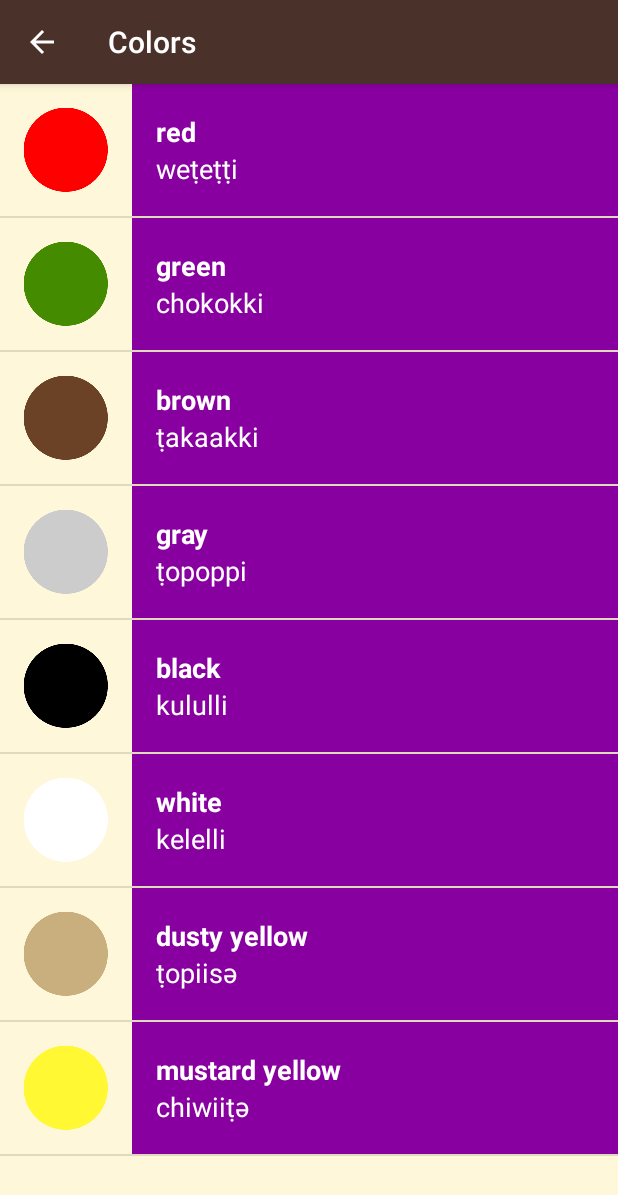
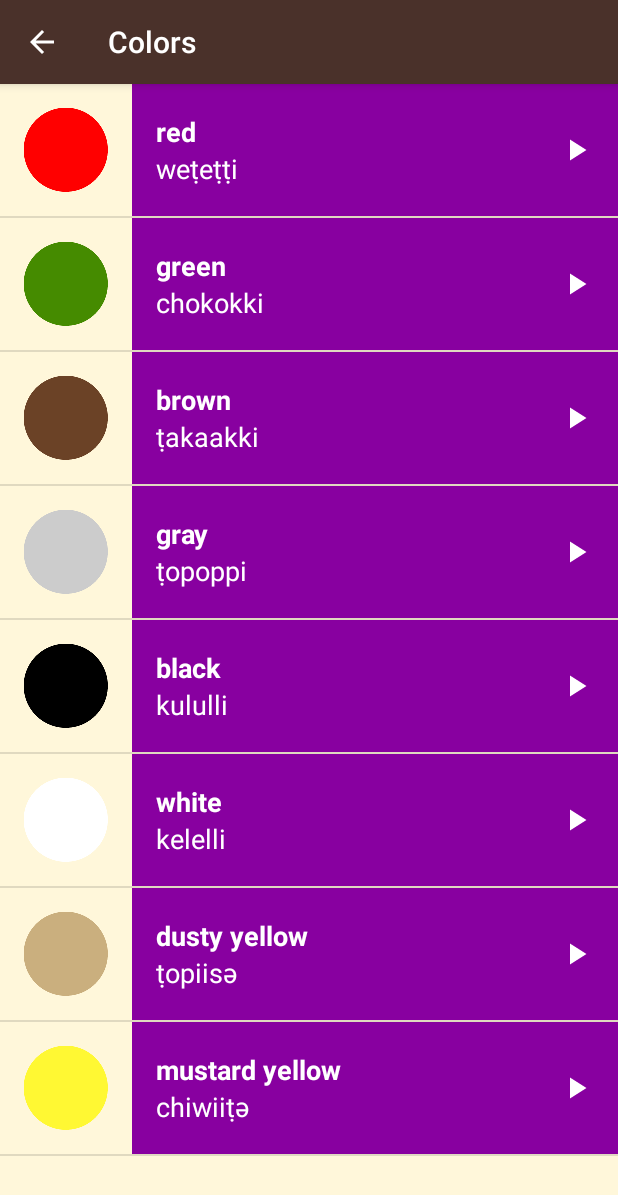
Before and after one commit to APYF/miwok, an Android app: the ColorsActivity screen opened directly, with no data from a screen before it, on a phone screen of 412 x 824 dp. Shown: the top 1195 px of the screen. Run offline under Robolectric (Android 15) with nearby library versions, the phone set to English and light mode, and no system bars.

Commit message:
added play icon

```diff
--- a/app/src/main/res/layout/list_item.xml
+++ b/app/src/main/res/layout/list_item.xml
@@ -1,5 +1,5 @@
 <?xml version="1.0" encoding="utf-8"?>
-<LinearLayout xmlns:android="http://schemas.android.com/apk/res/android"
+<RelativeLayout xmlns:android="http://schemas.android.com/apk/res/android"
     xmlns:tools="http://schemas.android.com/tools"
     android:orientation="horizontal"
     android:layout_width="match_parent"
@@ -13,8 +13,9 @@
 
     <LinearLayout
         android:id="@+id/list_item_text_layout"
+        android:layout_height="match_parent"
         android:layout_width="match_parent"
-        android:layout_height="match_parent"
+        android:layout_toRightOf="@id/word_image"
         android:orientation="vertical">
 
         <TextView
@@ -22,11 +23,11 @@
             android:layout_width="match_parent"
             android:layout_height="0dp"
             android:layout_weight="1"
+            android:gravity="bottom"
+            android:paddingLeft="@dimen/list_item_left_padding"
             android:textColor="#FFFFFF"
             android:textSize="18sp"
             android:textStyle="bold"
-            android:gravity="bottom"
-            android:paddingLeft="@dimen/list_item_left_padding"
             tools:text="lutti" />
 
         <TextView
@@ -35,9 +36,21 @@
             android:layout_height="0dp"
             android:layout_weight="1"
             android:gravity="top"
+            android:paddingLeft="@dimen/list_item_left_padding"
             android:textColor="#FFFFFF"
             android:textSize="18sp"
-            android:paddingLeft="@dimen/list_item_left_padding"
             tools:text="one" />
-    ></LinearLayout>
-</LinearLayout>
+        >
+    </LinearLayout>
+
+    <ImageView
+        android:id="@+id/play_button"
+        android:layout_width="@dimen/ic_size"
+        android:layout_height="@dimen/ic_size"
+        android:layout_alignParentRight="true"
+        android:layout_marginRight="@dimen/list_item_left_padding"
+        android:layout_centerVertical="true"
+        android:src="@drawable/baseline_play_arrow_white_24" />
+
+
+</RelativeLayout>
--- a/app/src/main/res/values/dimens.xml
+++ b/app/src/main/res/values/dimens.xml
@@ -2,4 +2,5 @@
 <resources>
     <dimen name="list_item_height">88dp</dimen>
     <dimen name="list_item_left_padding">16dp</dimen>
+    <dimen name="ic_size">24dp</dimen>
 </resources>
```
Also changed, not shown: app/src/main/res/drawable-hdpi/baseline_play_arrow_white_24.png (added), app/src/main/res/drawable-mdpi/baseline_play_arrow_white_24.png (added), app/src/main/res/drawable-xhdpi/baseline_play_arrow_white_24.png (added), app/src/main/res/drawable-xxhdpi/baseline_play_arrow_white_24.png (added), app/src/main/res/drawable-xxxhdpi/baseline_play_arrow_white_24.png (added).
